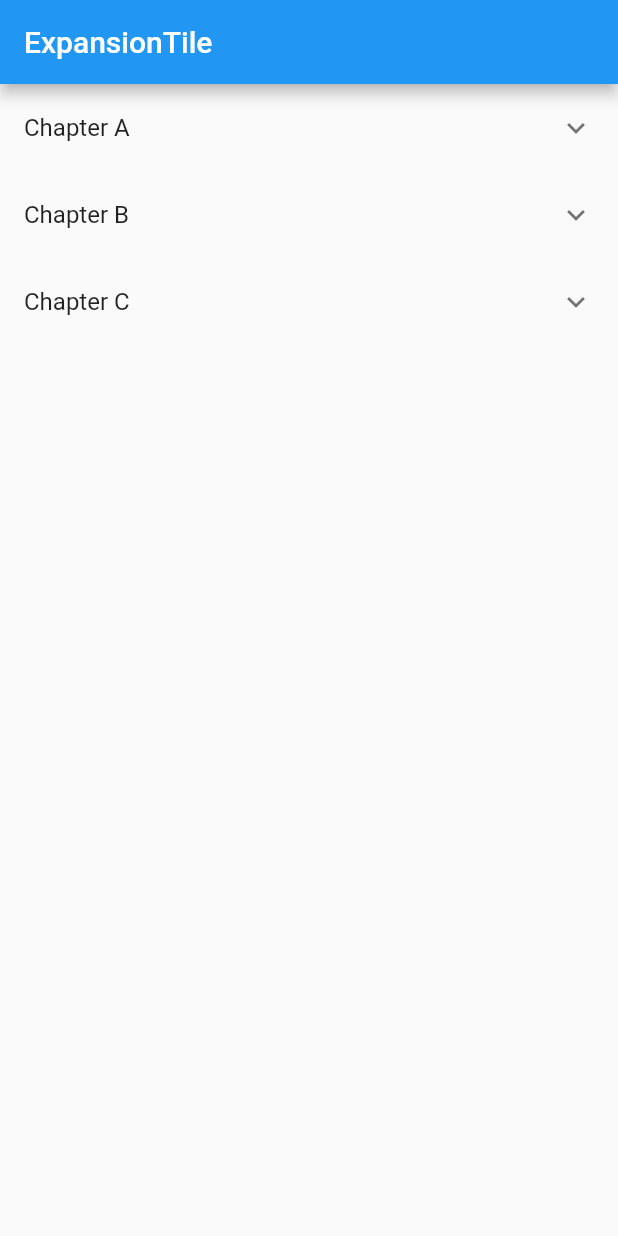
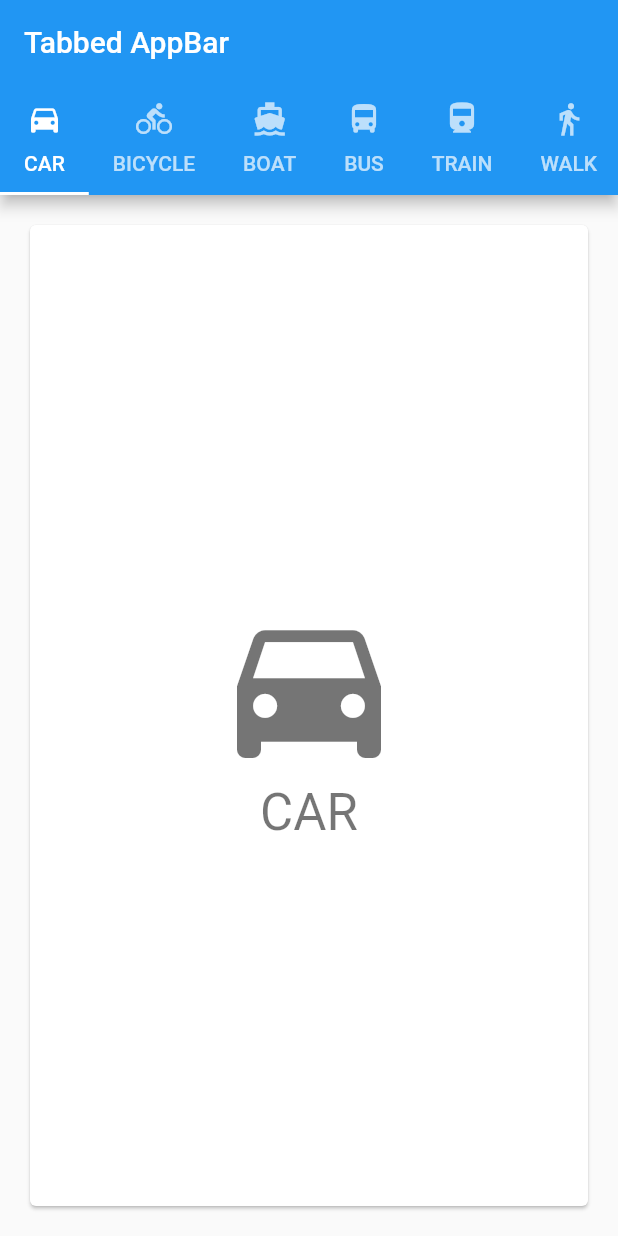
Before and after one commit to shenglinFL/FlutterDraft, a Flutter app: the screen it shows after launch, on a phone screen of 412 x 824 dp. Run offline on Flutter 3.47's test engine with Material 2 defaults, Android fonts, the phone set to English and light mode, and no system bars.

Commit message:
segment[选项卡式的AppBar](https://flutterchina.club/catalog/samples/tabbed-app-bar/)

```diff
--- a/lib/main.dart
+++ b/lib/main.dart
@@ -4,90 +4,78 @@
 
 import 'package:flutter/material.dart';
 
-class ExpansionTileSample extends StatelessWidget {
+class TabbedAppBarSample extends StatelessWidget {
   @override
   Widget build(BuildContext context) {
     return new MaterialApp(
-      home: new Scaffold(
-        appBar: new AppBar(
-          title: const Text('ExpansionTile'),
-        ),
-        body: new ListView.builder(
-          itemBuilder: (BuildContext context, int index) => new EntryItem(data[index]),
-          itemCount: data.length,
+      home: new DefaultTabController(
+        length: choices.length,
+        child: new Scaffold(
+          appBar: new AppBar(
+            title: const Text('Tabbed AppBar'),
+            bottom: new TabBar(
+              isScrollable: true,
+              tabs: choices.map((Choice choice) {
+                return new Tab(
+                  text: choice.title,
+                  icon: new Icon(choice.icon),
+                );
+              }).toList(),
+            ),
+          ),
+          body: new TabBarView(
+            children: choices.map((Choice choice) {
+              return new Padding(
+                padding: const EdgeInsets.all(16.0),
+                child: new ChoiceCard(choice: choice),
+              );
+            }).toList(),
+          ),
         ),
       ),
     );
   }
 }
 
-// One entry in the multilevel list displayed by this app.
-class Entry {
-  Entry(this.title, [this.children = const <Entry>[]]);
+class Choice {
+  const Choice({ this.title, this.icon });
   final String title;
-  final List<Entry> children;
+  final IconData icon;
 }
 
-// The entire multilevel list displayed by this app.
-final List<Entry> data = <Entry>[
-  new Entry('Chapter A',
-    <Entry>[
-      new Entry('Section A0',
-        <Entry>[
-          new Entry('Item A0.1'),
-          new Entry('Item A0.2'),
-          new Entry('Item A0.3'),
-        ],
-      ),
-      new Entry('Section A1'),
-      new Entry('Section A2'),
-    ],
-  ),
-  new Entry('Chapter B',
-    <Entry>[
-      new Entry('Section B0'),
-      new Entry('Section B1'),
-    ],
-  ),
-  new Entry('Chapter C',
-    <Entry>[
-      new Entry('Section C0'),
-      new Entry('Section C1'),
-      new Entry('Section C2',
-        <Entry>[
-          new Entry('Item C2.0'),
-          new Entry('Item C2.1'),
-          new Entry('Item C2.2'),
-          new Entry('Item C2.3'),
-        ],
-      ),
-    ],
-  ),
+const List<Choice> choices = const <Choice>[
+  const Choice(title: 'CAR', icon: Icons.directions_car),
+  const Choice(title: 'BICYCLE', icon: Icons.directions_bike),
+  const Choice(title: 'BOAT', icon: Icons.directions_boat),
+  const Choice(title: 'BUS', icon: Icons.directions_bus),
+  const Choice(title: 'TRAIN', icon: Icons.directions_railway),
+  const Choice(title: 'WALK', icon: Icons.directions_walk),
 ];
 
-// Displays one Entry. If the entry has children then it's displayed
-// with an ExpansionTile.
-class EntryItem extends StatelessWidget {
-  const EntryItem(this.entry);
+class ChoiceCard extends StatelessWidget {
+  const ChoiceCard({ Key key, this.choice }) : super(key: key);
 
-  final Entry entry;
-
-  Widget _buildTiles(Entry root) {
-    if (root.children.isEmpty)
-      return new ListTile(title: new Text(root.title));
-    return new ExpansionTile(
-      key: new PageStorageKey<Entry>(root),
-      title: new Text(root.title),
-      children: root.children.map(_buildTiles).toList(),
-    );
-  }
+  final Choice choice;
 
   @override
   Widget build(BuildContext context) {
-    return _buildTiles(entry);
+    final TextStyle textStyle = Theme.of(context).textTheme.display1;
+    return new Card(
+      color: Colors.white,
+      child: new Center(
+        child: new Column(
+          mainAxisSize: MainAxisSize.min,
+          crossAxisAlignment: CrossAxisAlignment.center,
+          children: <Widget>[
+            new Icon(choice.icon, size: 128.0, color: textStyle.color),
+            new Text(choice.title, style: textStyle),
+          ],
+        ),
+      ),
+    );
   }
 }
 
 void main() {
-  runApp(new ExpansionTileSample());
+  runApp(new TabbedAppBarSample());
 }
```
